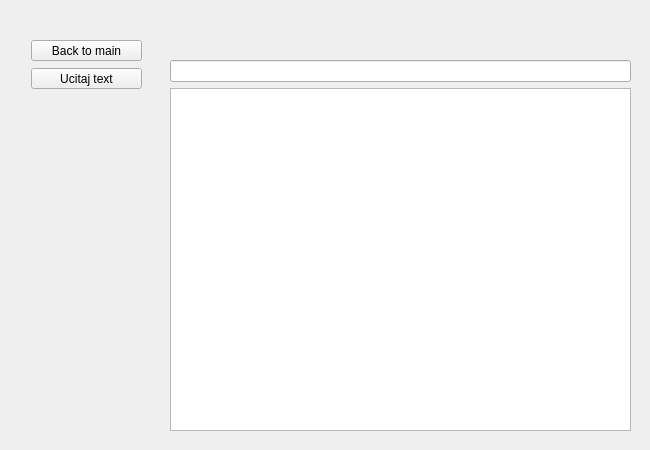
michael-s92/rs15-26, file T-Rex/editorform.ui: the form before one commit.
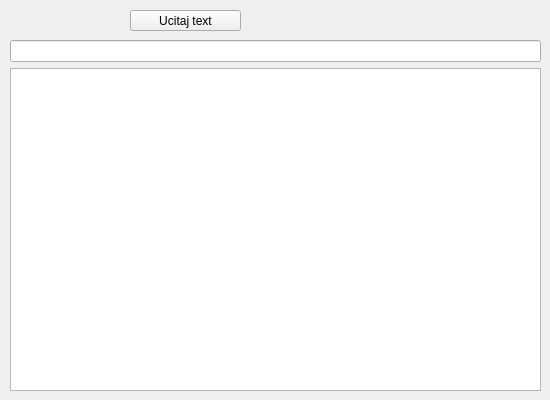
The form after the commit.

```diff
--- a/T-Rex/editorform.ui
+++ b/T-Rex/editorform.ui
@@ -6,31 +6,18 @@
    <rect>
     <x>0</x>
     <y>0</y>
-    <width>650</width>
-    <height>450</height>
+    <width>550</width>
+    <height>400</height>
    </rect>
   </property>
   <property name="windowTitle">
    <string>TRex - Editor</string>
   </property>
-  <widget class="QPushButton" name="bttn_main">
-   <property name="geometry">
-    <rect>
-     <x>31</x>
-     <y>40</y>
-     <width>111</width>
-     <height>21</height>
-    </rect>
-   </property>
-   <property name="text">
-    <string>Back to main</string>
-   </property>
-  </widget>
   <widget class="QPushButton" name="bttnLoad">
    <property name="geometry">
     <rect>
-     <x>31</x>
-     <y>68</y>
+     <x>130</x>
+     <y>10</y>
      <width>111</width>
      <height>21</height>
     </rect>
@@ -42,10 +29,10 @@
   <widget class="QWidget" name="layoutWidget">
    <property name="geometry">
     <rect>
-     <x>170</x>
-     <y>60</y>
-     <width>461</width>
-     <height>371</height>
+     <x>10</x>
+     <y>40</y>
+     <width>531</width>
+     <height>351</height>
     </rect>
    </property>
    <layout class="QVBoxLayout" name="verticalLayout">
```
